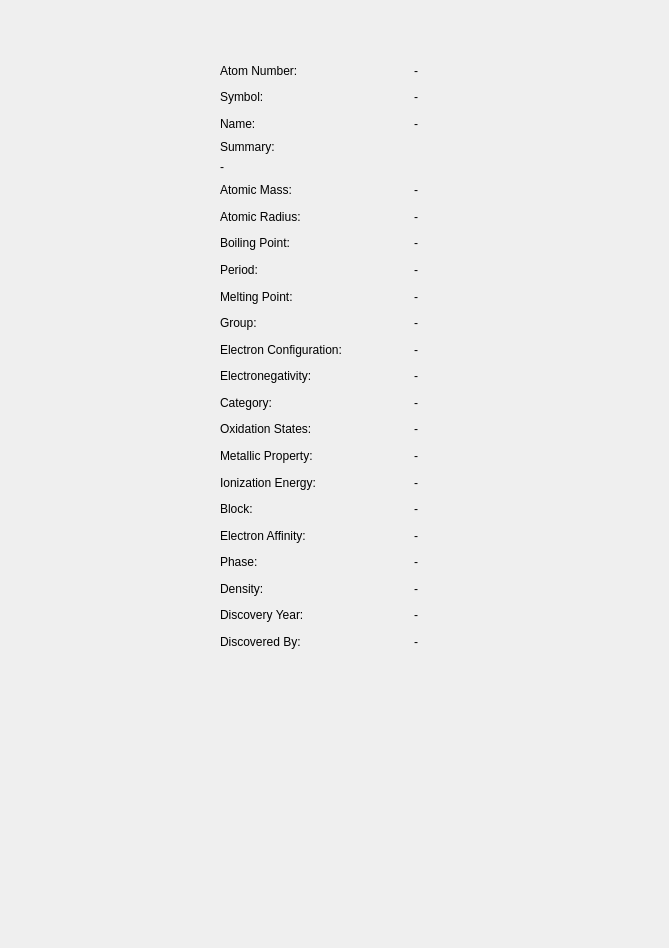
Before: the Qt Designer form STAGE4/TableSection/forms/elementdialog.ui in demirciAhmet/periodiCpp, drawn with Qt 5.
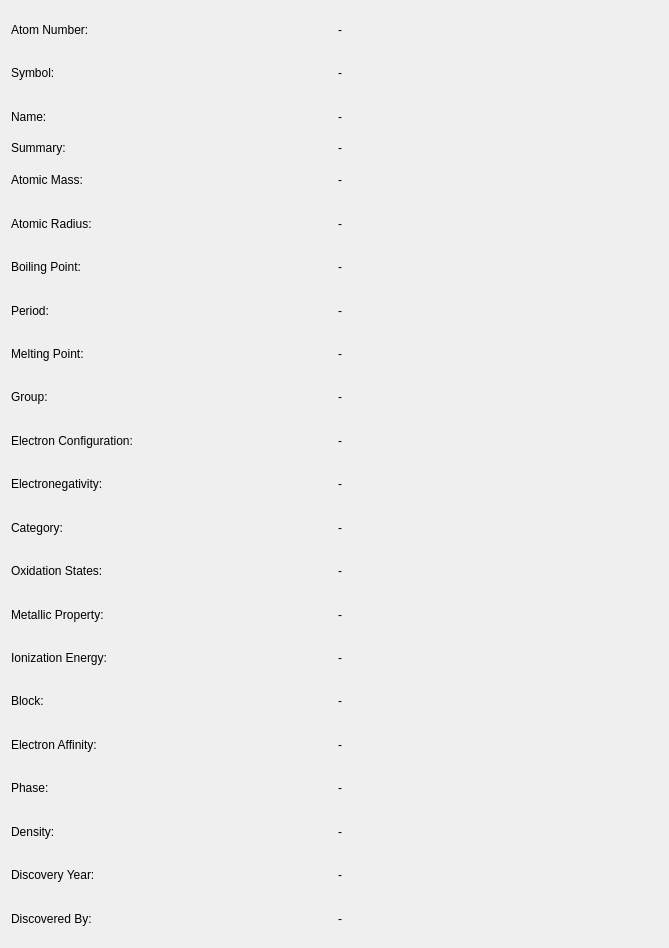
After: the same form once the commit is applied.

Patch:
```diff
--- a/STAGE4/TableSection/forms/elementdialog.ui
+++ b/STAGE4/TableSection/forms/elementdialog.ui
@@ -13,16 +13,9 @@
   <property name="windowTitle">
    <string>Dialog</string>
   </property>
-  <widget class="QWidget" name="">
-   <property name="geometry">
-    <rect>
-     <x>220</x>
-     <y>60</y>
-     <width>381</width>
-     <height>592</height>
-    </rect>
-   </property>
-   <layout class="QVBoxLayout" name="verticalLayout_2">
+  <layout class="QHBoxLayout" name="horizontalLayout_10">
+   <item>
+    <layout class="QVBoxLayout" name="verticalLayout_2" stretch="0,0,0,0,0,0,0,0,0,0,0,0,0,0,0,0,0,0,0,0,0,0">
     <item>
      <layout class="QHBoxLayout" name="horizontalLayout">
       <item>
@@ -78,7 +71,7 @@
      </layout>
     </item>
     <item>
-     <layout class="QVBoxLayout" name="verticalLayout">
+      <layout class="QHBoxLayout" name="horizontalLayout_23">
       <item>
        <widget class="QLabel" name="label_10">
         <property name="text">
@@ -88,6 +81,12 @@
       </item>
       <item>
        <widget class="QLabel" name="lblSummary">
+         <property name="sizePolicy">
+          <sizepolicy hsizetype="Preferred" vsizetype="Fixed">
+           <horstretch>0</horstretch>
+           <verstretch>0</verstretch>
+          </sizepolicy>
+         </property>
         <property name="text">
          <string>-</string>
         </property>
@@ -420,7 +419,8 @@
      </layout>
     </item>
    </layout>
-  </widget>
+   </item>
+  </layout>
  </widget>
  <resources/>
  <connections/>
```
Lines whose indentation alone changed are shown as unchanged.
